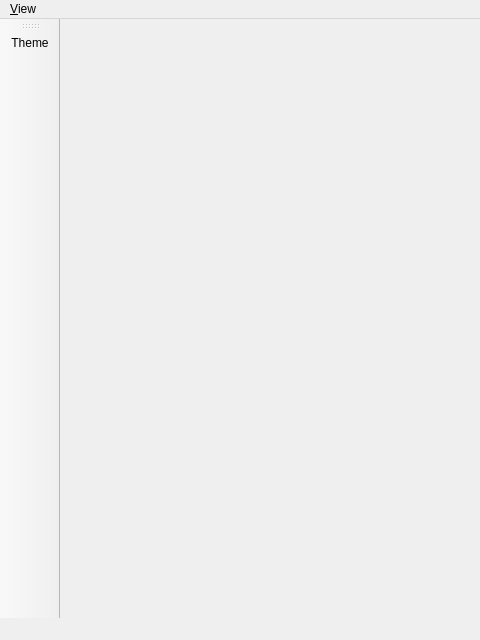
First picture: the form in apps/rehuco-agent/src/rehuco_agent/main_window.ui, repository borco/rehuco, before the edit; both pictures show x 0 to 480 and y 0 to 640 of the 960 by 640 pixel window.
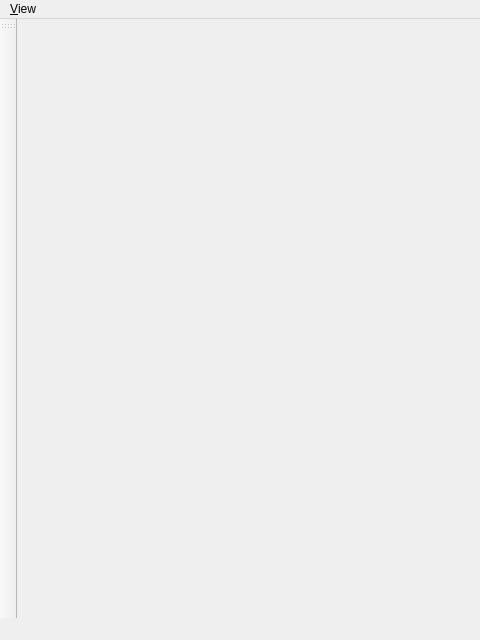
Second picture: the form after the edit. Icons and pictures are not drawn.

Commit message:
refs #59: feat: pin theme/settings to the bottom of the action bar
QToolBar has no native stretch item, so an expanding QWidget stands in,
pushing both actions to the end of the vertical action_bar.

The edit to the form file:
```diff
--- a/apps/rehuco-agent/src/rehuco_agent/main_window.ui
+++ b/apps/rehuco-agent/src/rehuco_agent/main_window.ui
@@ -41,7 +41,6 @@
    <attribute name="toolBarBreak">
     <bool>false</bool>
    </attribute>
-   <addaction name="theme_action"/>
   </widget>
   <action name="theme_action">
    <property name="icon">
```
The commit also changes 1 other file.
